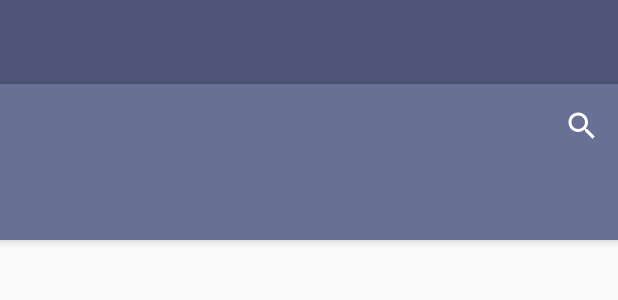
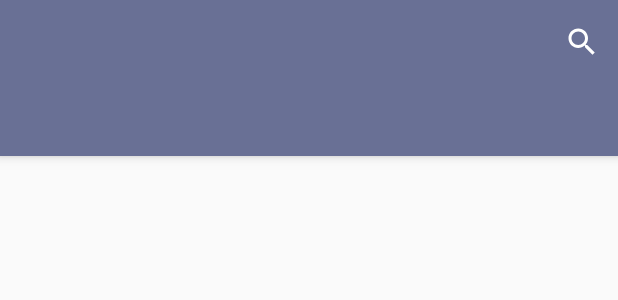
Before and after one commit to mattthw/GTMovies, an Android app: the layout activity_main.xml on its own in the app's theme, with its tools: preview values and no code run, on a phone screen of 412 x 824 dp. Shown: the top 300 px of the screen. Run offline under Robolectric (Android 15) with nearby library versions, the phone set to English and light mode, and no system bars; network calls fail.

Commit message:
Tab shift corrected

```diff
--- a/app/src/main/res/layout/activity_main.xml
+++ b/app/src/main/res/layout/activity_main.xml
@@ -6,7 +6,6 @@
     android:id="@+id/drawer_layout"
     android:layout_width="match_parent"
     android:layout_height="match_parent"
-    android:fitsSystemWindows="true"
     tools:openDrawer="start">
 
     <include
--- a/app/src/main/res/layout/app_bar_main.xml
+++ b/app/src/main/res/layout/app_bar_main.xml
@@ -5,7 +5,6 @@
     xmlns:tools="http://schemas.android.com/tools"
     android:layout_width="wrap_content"
     android:layout_height="match_parent"
-    android:fitsSystemWindows="true"
     tools:context=".activity.MainActivity">
 
 
```
